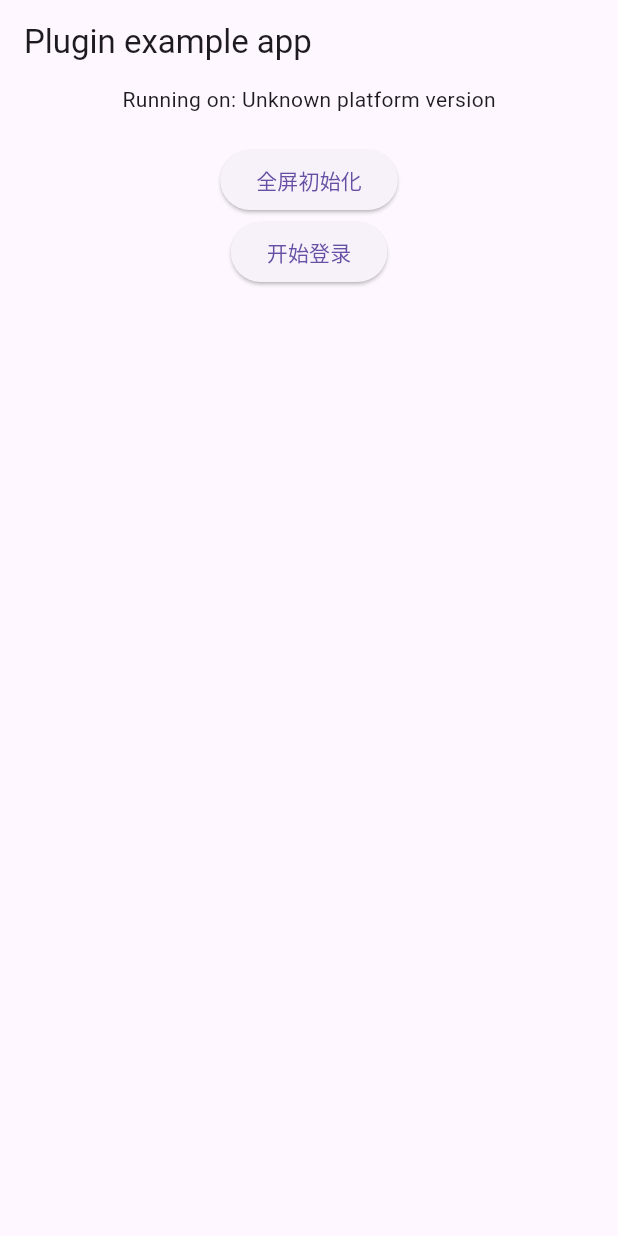
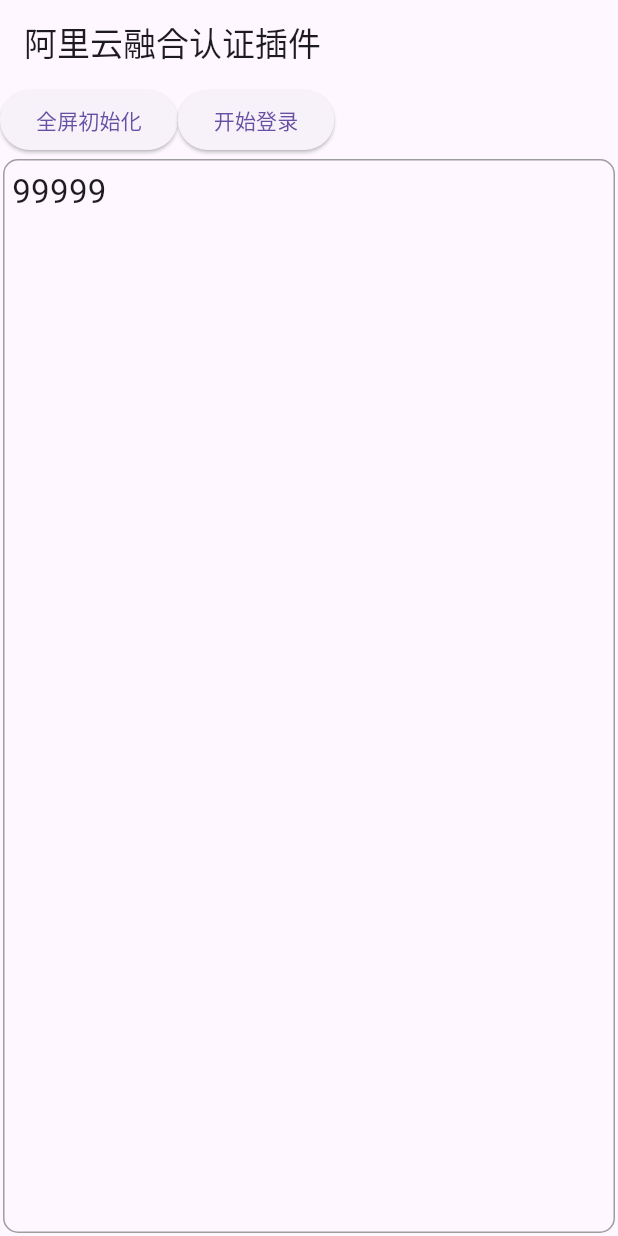
Before and after one commit to CodeGather/fusion_auth, a Flutter app: the screen it shows after launch, after a tap on "开始登录", on a phone screen of 412 x 824 dp. Run offline on Flutter 3.47's test engine with Material 3 defaults, Android fonts, the phone set to English and light mode, and no system bars; our stand-ins replace plugin_platform_interface; key blocks and very long unbroken strings in the code were emptied for the run.

Commit message:
修复监听

```diff
--- a/example/lib/main.dart
+++ b/example/lib/main.dart
@@ -28,31 +28,22 @@
 
   // Platform messages are asynchronous, so we initialize in an async method.
   Future<void> initPlatformState() async {
-    String platformVersion;
     // Platform messages may fail, so we use a try/catch PlatformException.
     // We also handle the message potentially returning null.
-    try {
-      platformVersion = await _fusionAuthPlugin.getPlatformVersion() ??
-          'Unknown platform version';
-
     FusionAuth.handleEvent(onEvent: (ResponseModel onEvent) async {
       if (kDebugMode) {
         print("----------------> $onEvent <----------------");
       }
+      setState(() {
+        _platformVersion = onEvent.toJson().toString();
+      });
       // EasyLoading.show(status: onEvent['msg'] ?? "", maskType: EasyLoadingMaskType.black);
     });
-    } on PlatformException {
-      platformVersion = 'Failed to get platform version.';
-    }
-
+    await _fusionAuthPlugin.getVersion();
     // If the widget was removed from the tree while the asynchronous platform
     // message was in flight, we want to discard the reply rather than calling
     // setState to update our non-existent appearance.
     if (!mounted) return;
-
-    setState(() {
-      _platformVersion = platformVersion;
-    });
   }
 
   @override
@@ -60,12 +51,15 @@
     return MaterialApp(
       home: Scaffold(
         appBar: AppBar(
-          title: const Text('Plugin example app'),
+          title: const Text('阿里云融合认证插件'),
         ),
-        body: Center(
+        body: SafeArea(
+          bottom: true,
           child: Column(
+            crossAxisAlignment: CrossAxisAlignment.stretch,
             children: [
-              Text('Running on: $_platformVersion\n'),
+              Wrap(
+                children: [
                   ElevatedButton(
                     onPressed: () {
                       FusionAuthConfig authConfig = const FusionAuthConfig(
@@ -84,12 +78,32 @@
                   ElevatedButton(
                     onPressed: () {
                       FusionAuth.login();
+                      setState(() {
+                        _platformVersion = "99999";
+                      });
                     },
                     child: const Text("开始登录"),
                   ),
                 ],
               ),
+              Expanded(
+                  child: Container(
+                    margin: const EdgeInsets.all(2),
+                    padding: const EdgeInsets.all(5),
+                    decoration: BoxDecoration(
+                      border: Border.all(width: 1, color: Colors.grey),
+                      borderRadius: BorderRadius.circular(10)
                     ),
+                    child: SelectableText(
+                      _platformVersion,
+                      style: const TextStyle(fontSize: 22),
+                      onSelectionChanged: (selection, cause) {},
+                    ),
+                  )
+              )
+            ],
+          ),
+        )
       ),
     );
   }
--- a/lib/src/internal/fusion_auth_api.dart
+++ b/lib/src/internal/fusion_auth_api.dart
@@ -6,8 +6,8 @@
 
 class FusionAuth {
   /// 获取版本号
-  Future<String?> getPlatformVersion() {
-    return FusionAuthPlatform.instance.getPlatformVersion();
+  Future<String?> getVersion() {
+    return FusionAuthPlatform.instance.getVersion();
   }
 
   /// 初始化SDK
--- a/lib/src/internal/fusion_auth_method_channel.dart
+++ b/lib/src/internal/fusion_auth_method_channel.dart
@@ -14,9 +14,9 @@
   final methodChannel = const MethodChannel('fusion_auth');
 
   @override
-  Future<String?> getPlatformVersion() async {
-    final version =
-        await methodChannel.invokeMethod<String>('getPlatformVersion');
+  Future<String?> getVersion() async {
+    final version = await methodChannel.invokeMethod<String>('getVersion');
+    print(version);
     return version;
   }
 
--- a/lib/src/internal/fusion_auth_platform_interface.dart
+++ b/lib/src/internal/fusion_auth_platform_interface.dart
@@ -26,8 +26,8 @@
     _instance = instance;
   }
 
-  Future<String?> getPlatformVersion() {
-    throw UnimplementedError('platformVersion() has not been implemented.');
+  Future<String?> getVersion() {
+    throw UnimplementedError('version() has not been implemented.');
   }
 
   void init(FusionAuthConfig? config) {
```
Also changed, not shown: 12 other files. Lines whose indentation alone changed are shown as unchanged.
